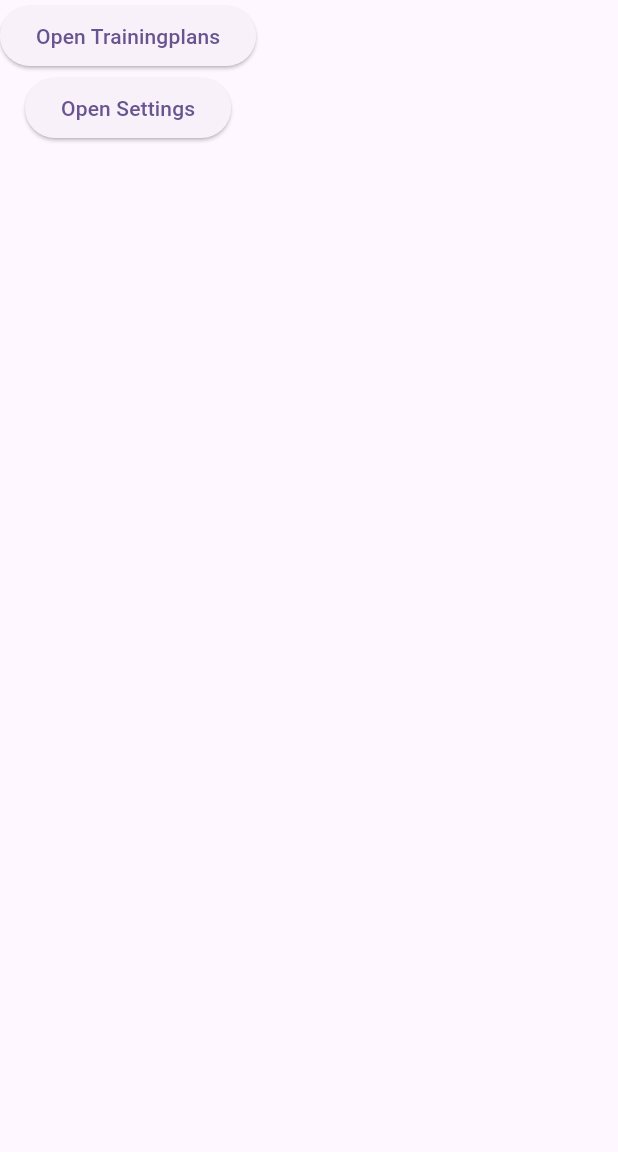
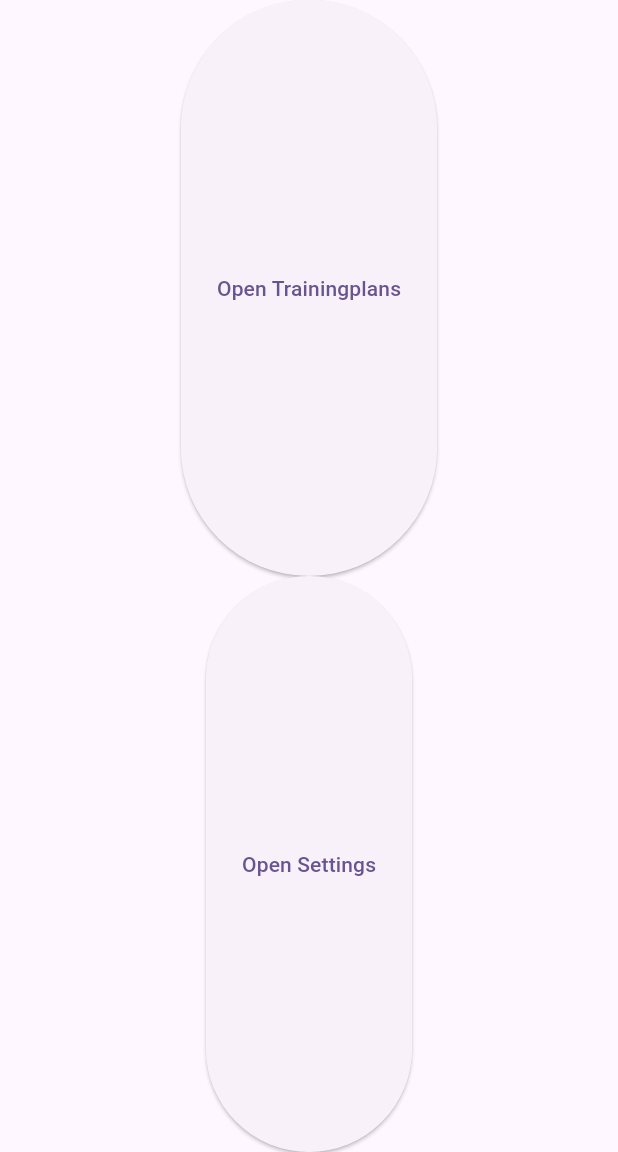
Before and after one commit to mikaZimmermann/golfApp, a Flutter app: the screen it shows after launch, on a phone screen of 412 x 824 dp, the part 84-1236 px from its top. Run offline on Flutter 3.47's test engine with Material 2 defaults, Android fonts, the phone set to English and light mode, and no system bars.

Commit message:
two buttons in home page

```diff
--- a/lib/main.dart
+++ b/lib/main.dart
@@ -43,9 +43,13 @@ class _MyHomePageState extends State<MyHomePage> {
         title: Text(widget.title),
 
       ),
-      body: Column(
+      body:
+      Center(
+        child: Column(
 
-        children:[
+        children:<Widget>[
+         Expanded(
+          child:
             ElevatedButton(
             child: const Text('Open Trainingplans'),
             onPressed: (){
@@ -55,13 +59,13 @@ class _MyHomePageState extends State<MyHomePage> {
 
             );
           }
-        ),
-
-        ElevatedButton(child: const Text ("Open Settings"),onPressed:(){})
-
+        )),
+        Expanded(
+          child: ElevatedButton(child: const Text ("Open Settings"),onPressed:(){})
+        )
         ]
 
-      ),
+      )),
     );
   } //build
 } //class
```
Lines whose indentation alone changed are shown as unchanged.
